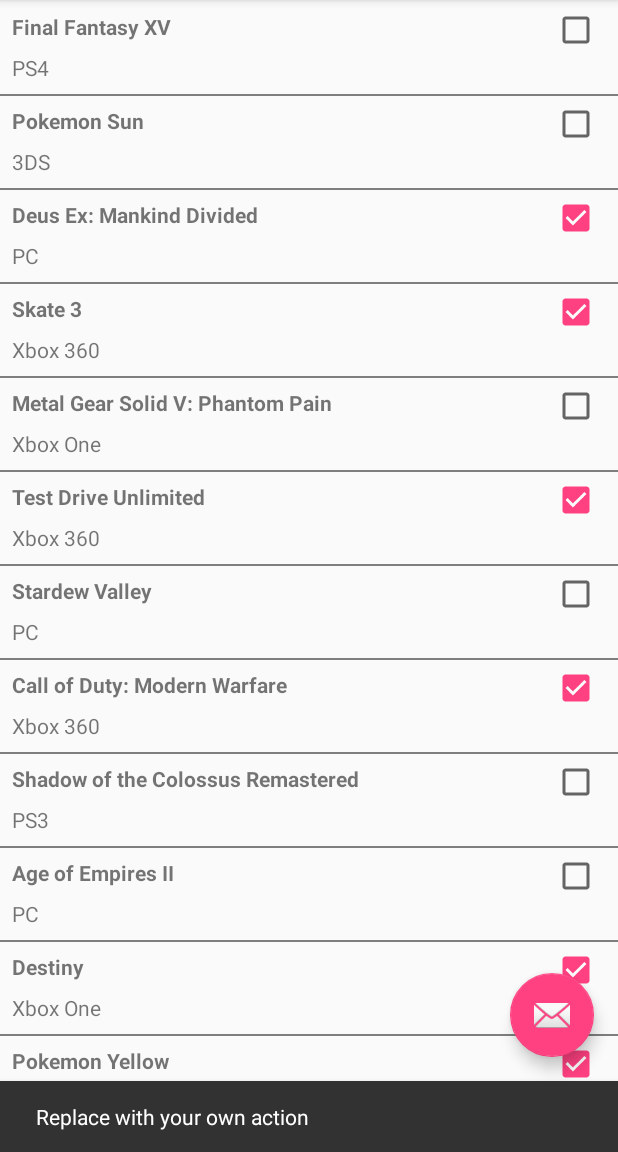
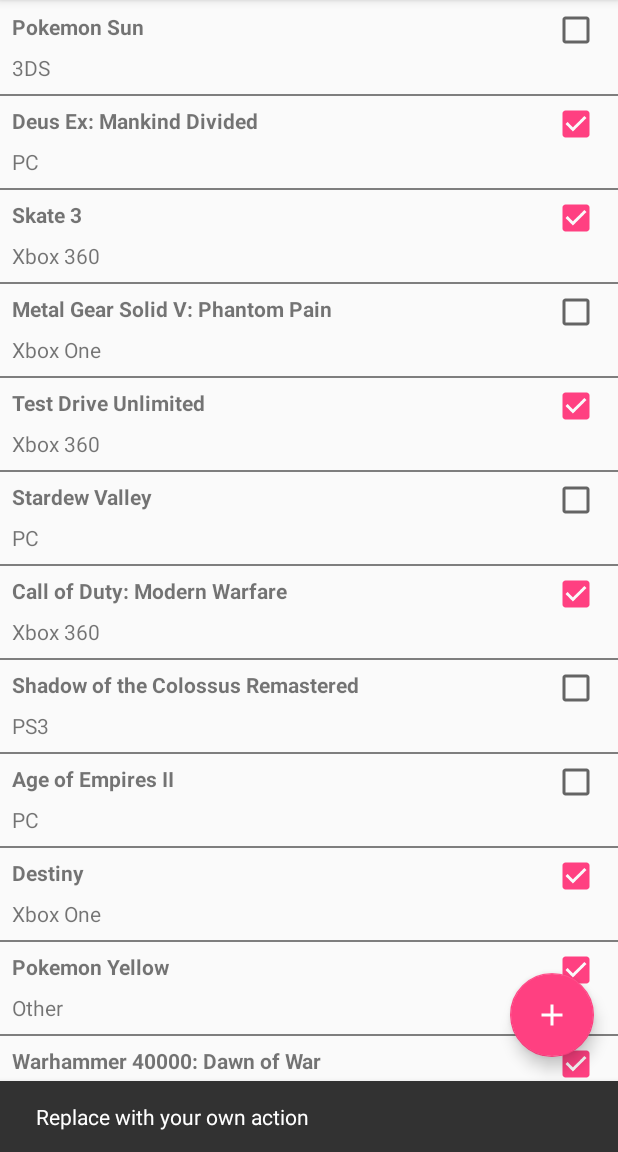
Before and after one commit to johnryM/game-cabinet-android, an Android app: the screen it shows after launch (MainActivity), after a tap on an icon or button, on a phone screen of 412 x 824 dp, the part 84-1236 px from its top. Run offline under Robolectric (Android 15) with nearby library versions, the phone set to English and light mode, and no system bars.

Commit message:
Move list of games to a GameManager and change floating button icon for future work

```diff
--- a/app/src/main/java/com/skeeno/android/gamecabinet/Fragment/CabinetFragment.java
+++ b/app/src/main/java/com/skeeno/android/gamecabinet/Fragment/CabinetFragment.java
@@ -10,6 +10,7 @@
 import android.widget.CheckBox;
 import android.widget.TextView;
 
+import com.skeeno.android.gamecabinet.Model.GameManager;
 import com.skeeno.android.gamecabinet.Model.GameModel;
 import com.skeeno.android.gamecabinet.Model.Platform;
 import com.skeeno.android.gamecabinet.R;
@@ -21,6 +22,7 @@
 public class CabinetFragment extends Fragment {
 
     private ArrayList<GameModel> mGameList = new ArrayList<>();
+    private GameManager mGameManager;
 
     private RecyclerView mGameListRecyclerView;
     private GameAdapter mGameAdapter;
@@ -43,20 +45,7 @@
 
     @Override
     public void onCreate(Bundle savedInstanceState) {
-        mGameList.add(new GameModel("Final Fantasy XV", Platform.PS4, false));
-        mGameList.add(new GameModel("Pokemon Sun", Platform.THREE_DS, false));
-        mGameList.add(new GameModel("Deus Ex: Mankind Divided", Platform.PC, true));
-        mGameList.add(new GameModel("Skate 3", Platform.XBOX_360, true));
-        mGameList.add(new GameModel("Metal Gear Solid V: Phantom Pain", Platform.XBOX_ONE, false));
-        mGameList.add(new GameModel("Test Drive Unlimited", Platform.XBOX_360, true));
-        mGameList.add(new GameModel("Stardew Valley", Platform.PC, false));
-        mGameList.add(new GameModel("Call of Duty: Modern Warfare", Platform.XBOX_360, true));
-        mGameList.add(new GameModel("Shadow of the Colossus Remastered", Platform.PS3, false));
-        mGameList.add(new GameModel("Age of Empires II", Platform.PC, false));
-        mGameList.add(new GameModel("Destiny", Platform.XBOX_ONE, true));
-        mGameList.add(new GameModel("Pokemon Yellow", Platform.OTHER, true));
-        mGameList.add(new GameModel("Warhammer 40000: Dawn of War", Platform.PC, true));
-        mGameList.add(new GameModel("Tamagotchi", Platform.OTHER, false));
+        mGameManager = GameManager.getInstance();
 
         super.onCreate(savedInstanceState);
     }
@@ -84,8 +73,15 @@
     }
 
     private void updateGameListUI() {
+        fillGameList();
         mGameAdapter = new GameAdapter(mGameList);
         mGameListRecyclerView.setAdapter(mGameAdapter);
+    }
+
+    private void fillGameList() {
+        for (int i = 0; i < mGameManager.getGameCollectionSize(); i++) {
+            mGameList.add(mGameManager.getGameEntry(i));
+        }
     }
 
     private class GameHolder extends RecyclerView.ViewHolder {
--- /dev/null
+++ b/app/src/main/java/com/skeeno/android/gamecabinet/Model/GameManager.java
@@ -0,0 +1,76 @@
+package com.skeeno.android.gamecabinet.Model;
+
+import java.util.ArrayList;
+import java.util.List;
+
+/**
+ * Created by Johnry on 9/18/2016.
+ *
+ * Snazzy Singleton that will only create one instance of class
+ * can be serialized and avoids synchronization issues
+ */
+public class GameManager {
+    //prevent compiler from throwing error when serializing/deserializing
+    //by telling it that it is of the same class
+    private static  final long serialVersionUID = 1L;
+
+    private List<GameModel> mGameList;
+
+    private GameManager () {
+        mGameList = new ArrayList<>(addDefaultData());
+    }
+
+    private static class GameManagerHolder {
+        public static final GameManager INSTANCE = new GameManager();
+    }
+
+    public static GameManager getInstance() {
+        return GameManagerHolder.INSTANCE;
+    }
+
+    protected Object readResolve() {
+        return getInstance();
+    }
+
+
+    public void addGameEntry(GameModel game) {
+        mGameList.add(game);
+    }
+
+    public void removeGameEntry(String id) {
+        //TODO think of way to do this
+    }
+
+    public GameModel getGameEntry(int position) {
+        try {
+            return mGameList.get(position);
+        } catch (IndexOutOfBoundsException err) {
+            err.printStackTrace();
+            return  null;
+        }
+    }
+
+    public ArrayList<GameModel> addDefaultData() {
+        ArrayList<GameModel> list = new ArrayList();
+        list.add(new GameModel("Pokemon Sun", Platform.THREE_DS, false));
+        list.add(new GameModel("Deus Ex: Mankind Divided", Platform.PC, true));
+        list.add(new GameModel("Skate 3", Platform.XBOX_360, true));
+        list.add(new GameModel("Metal Gear Solid V: Phantom Pain", Platform.XBOX_ONE, false));
+        list.add(new GameModel("Test Drive Unlimited", Platform.XBOX_360, true));
+        list.add(new GameModel("Stardew Valley", Platform.PC, false));
+        list.add(new GameModel("Call of Duty: Modern Warfare", Platform.XBOX_360, true));
+        list.add(new GameModel("Shadow of the Colossus Remastered", Platform.PS3, false));
+        list.add(new GameModel("Age of Empires II", Platform.PC, false));
+        list.add(new GameModel("Destiny", Platform.XBOX_ONE, true));
+        list.add(new GameModel("Pokemon Yellow", Platform.OTHER, true));
+        list.add(new GameModel("Warhammer 40000: Dawn of War", Platform.PC, true));
+        list.add(new GameModel("Final Fantasy XV", Platform.PS4, false));
+        list.add(new GameModel("Tamagotchi", Platform.OTHER, false));
+
+        return list;
+    }
+
+    public int getGameCollectionSize() {
+        return mGameList.size();
+    }
+}
--- a/app/src/main/res/layout/activity_main.xml
+++ b/app/src/main/res/layout/activity_main.xml
@@ -30,6 +30,6 @@
         android:layout_height="wrap_content"
         android:layout_gravity="bottom|end"
         android:layout_margin="@dimen/fab_margin"
-        android:src="@android:drawable/ic_dialog_email"/>
+        android:src="@drawable/ic_add_white_24dp"/>
 
 </android.support.design.widget.CoordinatorLayout>
```
Also changed, not shown: app/src/main/res/drawable-hdpi/ic_add_white_24dp.png (added), app/src/main/res/drawable-mdpi/ic_add_white_24dp.png (added), app/src/main/res/drawable-xhdpi/ic_add_white_24dp.png (added), app/src/main/res/drawable-xxhdpi/ic_add_white_24dp.png (added), app/src/main/res/drawable-xxxhdpi/ic_add_white_24dp.png (added).
